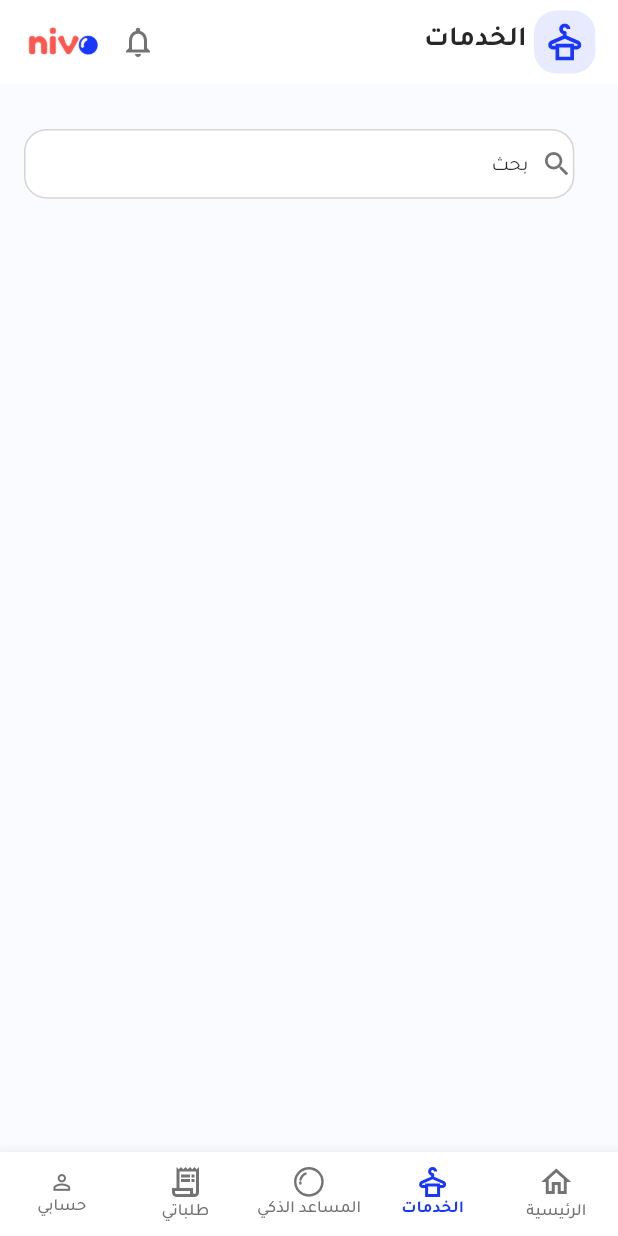
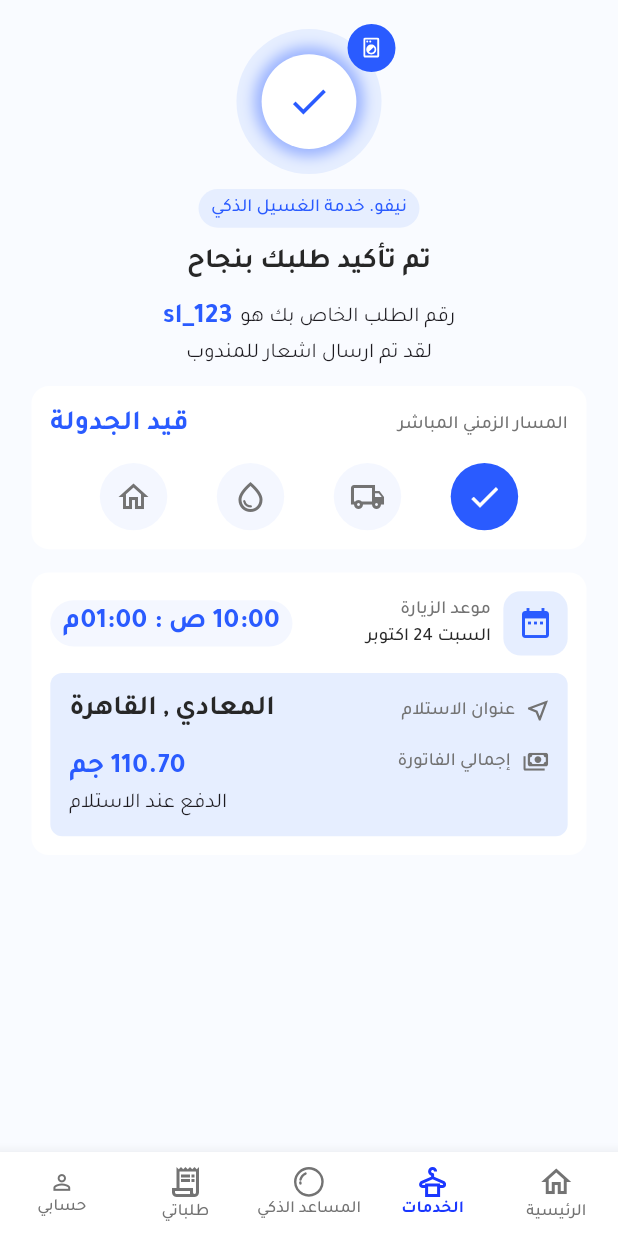
Before and after one commit to DevOraIntern2026/Smart-Laundry_Team4, a Flutter app: the screen it shows after launch, swiped to page 2, on a phone screen of 412 x 824 dp. Run offline on Flutter 3.47's test engine with Material 3 defaults, Android fonts, the phone set to English and light mode, and no system bars; our stand-ins replace flutter_screenutil, flutter_svg, go_router.

Commit message:
added half screen of order confirmation

```diff
--- a/flutter/lib/core/theme/app_colors.dart
+++ b/flutter/lib/core/theme/app_colors.dart
@@ -7,9 +7,12 @@ class AppColors {
   static const Color sunsetOrange = Color(0xFFFFE9E6);
   static const Color red = Color(0xFFA00407);
   static const Color white = Color(0xFFFFFFFF);
+  static const Color white500 = Color(0xFF737373);
+  static const Color white800 = Color(0xFF272727);
   static const Color black = Color(0xFF272727);
   static const Color darkblue = Color(0xFF111827);
   static const Color darkblue50 = Color(0xFFF4F7FF);
+  static const Color darkblue100 = Color(0xFFFE6EEFF);
   static const Color darkblue600 = Color(0xFF2A5BFF);
   static const Color navyBlue = Color(0xFF111827);
   static const Color navyBlue1 = Color(0xFF374151);
--- a/flutter/lib/core/theme/app_text_styles.dart
+++ b/flutter/lib/core/theme/app_text_styles.dart
@@ -109,6 +109,26 @@ class AppTextStyle {
     color: color ?? AppColors.darkblue,
     fontFamily: _fontFamily,
   );
+  static TextStyle f12w500(
+    BuildContext context, {
+    Color? color,
+    FontWeight? fontWeight,
+  }) => TextStyle(
+    fontSize: getResponsiveFontSize(context, fontSize: 12),
+    fontWeight: fontWeight ?? FontWeight.w500,
+    color: color ?? AppColors.darkblue,
+    fontFamily: _fontFamily,
+  );
+  static TextStyle f20w700(
+    BuildContext context, {
+    Color? color,
+    FontWeight? fontWeight,
+  }) => TextStyle(
+    fontSize: getResponsiveFontSize(context, fontSize: 20),
+    fontWeight: fontWeight ?? FontWeight.w700,
+    color: color ?? AppColors.darkblue,
+    fontFamily: _fontFamily,
+  );
 
 
 
--- a/flutter/lib/core/utils/constants/app_assets/app_assets.dart
+++ b/flutter/lib/core/utils/constants/app_assets/app_assets.dart
@@ -16,6 +16,9 @@ class AppAssets {
   static const String sheeld = "assets/Icons/sheeld.svg";
   static const String logout = "assets/Icons/logout.svg";
   static const String streetSign = "assets/Icons/street_sign.svg";
+  static const String smart = "assets/Icons/smart.svg";
+  static const String locationArrow = "assets/Icons/location_arrow.svg";
+  static const String cash = "assets/Icons/cash.svg";
 
 
 
--- a/flutter/lib/features/main_screen.dart
+++ b/flutter/lib/features/main_screen.dart
@@ -2,6 +2,7 @@ import 'package:flutter/material.dart';
 import 'package:flutter/widgets.dart';
 import 'package:smart_laundry/core/widgets/app_bottom_nav_bar.dart';
 import 'package:smart_laundry/features/profile/presentation/views/profile_view.dart';
+import 'package:smart_laundry/features/services/presentation/views/order_confirmed.dart';
 import 'package:smart_laundry/features/services/presentation/views/services_view.dart';
 
 class MainScreen extends StatefulWidget {
@@ -29,7 +30,7 @@ class _MainScreenState extends State<MainScreen> {
           },
           children: [
             ServicesView(),
-            ServicesView(),
+            OrderConfirmed(),
             ServicesView(),
             ServicesView(),
             ProfileView(),
--- /dev/null
+++ b/flutter/lib/features/services/presentation/views/order_confirmed.dart
@@ -0,0 +1,34 @@
+import 'package:flutter/material.dart';
+import 'package:flutter_screenutil/flutter_screenutil.dart';
+import 'package:smart_laundry/features/services/presentation/widgets/order_confirmed_widgets/appointment_time.dart';
+import 'package:smart_laundry/features/services/presentation/widgets/order_confirmed_widgets/confirmation_header.dart';
+import 'package:smart_laundry/features/services/presentation/widgets/order_confirmed_widgets/time_line.dart';
+
+class OrderConfirmed extends StatelessWidget {
+  const OrderConfirmed({super.key});
+
+  @override
+  Widget build(BuildContext context) {
+    return Scaffold(
+      body: SafeArea(
+        child: SingleChildScrollView(
+          child: Center(
+            child: Padding(
+              padding:  EdgeInsets.symmetric(vertical: 20.h, horizontal: 20.w),
+              child: Column(
+                crossAxisAlignment: CrossAxisAlignment.center,
+                children: [
+                  ConfirmationHeader(),
+                  SizedBox(height: 12.h,),
+                  TimeLine(),
+                  SizedBox(height: 16.h,),
+                  AppointmentTime()
+                ],
+              ),
+            ),
+          ),
+        ),
+      ),
+    );
+  }
+}
--- a/flutter/lib/features/services/presentation/views/services_view.dart
+++ b/flutter/lib/features/services/presentation/views/services_view.dart
@@ -1,8 +1,5 @@
 import 'package:flutter/material.dart';
-import 'package:flutter_screenutil/flutter_screenutil.dart';
-import 'package:flutter_svg/flutter_svg.dart';
 import 'package:smart_laundry/core/theme/app_colors.dart';
-import 'package:smart_laundry/core/theme/app_text_styles.dart';
 import 'package:smart_laundry/core/utils/constants/app_assets/app_assets.dart';
 import 'package:smart_laundry/core/utils/constants/app_strings/app_strings.dart';
 import 'package:smart_laundry/core/widgets/custom_app_bar.dart';
--- /dev/null
+++ b/flutter/lib/features/services/presentation/widgets/address_appointment_details.dart
@@ -0,0 +1,71 @@
+import 'package:flutter/material.dart';
+import 'package:flutter_screenutil/flutter_screenutil.dart';
+import 'package:flutter_svg/flutter_svg.dart';
+import 'package:smart_laundry/core/theme/app_colors.dart';
+import 'package:smart_laundry/core/theme/app_text_styles.dart';
+import 'package:smart_laundry/core/utils/constants/app_assets/app_assets.dart';
+
+class AddressAppointmentDetails extends StatelessWidget {
+  const AddressAppointmentDetails({super.key});
+
+  @override
+  Widget build(BuildContext context) {
+    return Container(
+      padding: EdgeInsets.symmetric(horizontal: 12.w, vertical: 12.h),
+      decoration: BoxDecoration(
+        color: AppColors.darkblue100,
+        borderRadius: BorderRadius.circular(8),
+      ),
+      child: Column(
+        children: [
+          Row(
+            mainAxisAlignment: MainAxisAlignment.spaceBetween,
+            children: [
+              Row(
+                children: [
+                  SvgPicture.asset(AppAssets.locationArrow),
+                  SizedBox(width: 8.w),
+                  Text(
+                    "عنوان الاستلام",
+                    style: AppTextStyle.f12w500(
+                      context,
+                      color: AppColors.white500,
+                    ),
+                  ),
+                ],
+              ),
+              Text("المعادي , القاهرة", style: AppTextStyle.f12w700(context, color: AppColors.white800),)
+            ],
+          ),
+          SizedBox(height: 12.h,),
+          Row(
+            mainAxisAlignment: MainAxisAlignment.spaceBetween,
+            crossAxisAlignment: CrossAxisAlignment.start,
+            children: [
+              Row(
+                children: [
+                  SvgPicture.asset(AppAssets.cash),
+                  SizedBox(width: 8.w),
+                  Text(
+                    "إجمالي الفاتورة",
+                    style: AppTextStyle.f12w500(
+                      context,
+                      color: AppColors.white500,
+                    ),
+                  ),
+                ],
+              ),
+              Column(
+              crossAxisAlignment: CrossAxisAlignment.end,
+                children: [
+                  Text("110.70 جم", style: AppTextStyle.f12w700(context, color: AppColors.darkblue600),),
+                  Text("الدفع عند الاستلام"),
+                ],
+              )
+            ],
+          ),
+        ],
+      ),
+    );
+  }
+}
--- /dev/null
+++ b/flutter/lib/features/services/presentation/widgets/order_confirmed_widgets/appointment_time.dart
@@ -0,0 +1,74 @@
+import 'package:flutter/material.dart';
+import 'package:flutter_screenutil/flutter_screenutil.dart';
+import 'package:smart_laundry/core/theme/app_colors.dart';
+import 'package:smart_laundry/core/theme/app_text_styles.dart';
+import 'package:smart_laundry/features/services/presentation/widgets/address_appointment_details.dart';
+
+class AppointmentTime extends StatelessWidget {
+  const AppointmentTime({super.key});
+
+  @override
+  Widget build(BuildContext context) {
+    return Container(
+      padding: EdgeInsets.all(12.w),
+      width: double.infinity,
+      decoration: BoxDecoration(
+        color: AppColors.white,
+        borderRadius: BorderRadius.circular(12.r),
+      ),
+      child: Column(
+        children: [
+          Row(
+            mainAxisAlignment: MainAxisAlignment.spaceBetween,
+            children: [
+              Row(
+                children: [
+                  _iconBox(Icons.date_range_outlined),
+                  SizedBox(width: 8.w),
+
+                  Column(
+                    crossAxisAlignment: CrossAxisAlignment.start,
+                    children: [
+                      Text(
+                        "موعد الزيارة",
+                        style: AppTextStyle.f12w500(
+                          context,
+                          color: AppColors.white500,
+                        ),
+                      ),
+                      Text("السبت 24 اكتوبر", style: AppTextStyle.f12w500(context, color: AppColors.white800),),
+                    ],
+                  ),
+                ],
+              ),
+
+              Container(
+                padding: EdgeInsets.symmetric(horizontal: 8.w, vertical: 2.h),
+                decoration: BoxDecoration(
+                  color: AppColors.darkblue50,
+                  borderRadius: BorderRadius.circular(50.r),
+                ),
+                child: Text("10:00 ص : 01:00م", style: AppTextStyle.f12w700(context, color: AppColors.darkblue600),),
+              )
+            ],
+          ),
+          SizedBox(height: 12.h,),
+          AddressAppointmentDetails(
+
+          )
+        ],
+      ),
+    );
+  }
+
+  Widget _iconBox(IconData icon) {
+    return Container(
+      padding: EdgeInsets.all(9.w),
+      decoration: BoxDecoration(
+        color: AppColors.darkblue100,
+        borderRadius: BorderRadius.circular(12.r),
+      ),
+      child: Icon(Icons.date_range, color: AppColors.darkblue600),
+    );
+  }
+}
--- /dev/null
+++ b/flutter/lib/features/services/presentation/widgets/order_confirmed_widgets/confirmation_header.dart
@@ -0,0 +1,43 @@
+import 'package:flutter/material.dart';
+import 'package:flutter_screenutil/flutter_screenutil.dart';
+import 'package:smart_laundry/core/theme/app_colors.dart';
+import 'package:smart_laundry/core/theme/app_text_styles.dart';
+import 'package:smart_laundry/features/services/presentation/widgets/order_confirmed_widgets/confirmation_icon.dart';
+
+class ConfirmationHeader extends StatelessWidget {
+  const ConfirmationHeader({super.key});
+
+  @override
+  Widget build(BuildContext context) {
+    return Column(
+      crossAxisAlignment: CrossAxisAlignment.center,
+      children: [
+        ConfirmationIcon(),
+        SizedBox(height: 10,),
+        Container(
+          padding: EdgeInsets.symmetric(horizontal: 8.w, vertical: 4.h),
+          decoration: BoxDecoration(
+            color: AppColors.darkblue100,
+            borderRadius: BorderRadius.circular(50.r)
+          ),
+          child: Text("نيفو. خدمة الغسيل الذكي", style: AppTextStyle.f12w500(context, color: AppColors.darkblue600),),
+        ),
+        SizedBox(height: 10,),
+        Text("تم تأكيد طلبك بنجاح", style: AppTextStyle.heading(context),),
+
+        SizedBox(height: 10,),
+        Column(children: [
+          Row(
+            mainAxisAlignment: MainAxisAlignment.center,
+            children: [
+              Text("رقم الطلب الخاص بك هو"),
+              SizedBox(width: 5.w,),
+              Text("sl_123", style: AppTextStyle.f12w700(context, color: AppColors.darkblue600),),
+            ],
+          ),
+          Text("لقد تم ارسال اشعار للمندوب")
+        ],)
+      ],
+    );
+  }
+}
--- /dev/null
+++ b/flutter/lib/features/services/presentation/widgets/order_confirmed_widgets/confirmation_icon.dart
@@ -0,0 +1,59 @@
+import 'package:flutter/material.dart';
+import 'package:flutter_screenutil/flutter_screenutil.dart';
+import 'package:flutter_svg/svg.dart';
+import 'package:smart_laundry/core/theme/app_colors.dart';
+import 'package:smart_laundry/core/utils/constants/app_assets/app_assets.dart';
+
+class ConfirmationIcon extends StatelessWidget {
+  const ConfirmationIcon({super.key, this.onTap});
+
+  final void Function()? onTap;
+
+  @override
+  Widget build(BuildContext context) {
+    return Stack(
+      clipBehavior: Clip.none,
+      children: [
+        Container(
+          padding: EdgeInsets.all(16.w),
+          width: 100.w,
+          height: 100.h,
+          decoration: BoxDecoration(
+            color: AppColors.darkblue100,
+            shape: BoxShape.circle
+          ),
+          child: Container(
+            width: 60.w,
+            height: 60.h,
+            decoration: BoxDecoration(
+              color: AppColors.white,
+              shape: BoxShape.circle,
+              boxShadow: [BoxShadow(
+                color: AppColors.darkblue600.withOpacity(0.4),
+            spreadRadius: 5,
+            blurRadius: 7,
+            offset: Offset(0, 0)
+              )]
+
+            ),
+            child: Icon(Icons.check, color: AppColors.darkblue600, size: 30,),
+          ),
+        ),
+        Positioned(
+          top: -5.h,
+          right: -5.w,
+          child: InkWell(
+            onTap: onTap,
+            child: Container(
+              padding: EdgeInsets.all(10.w),
+              decoration: BoxDecoration(
+                color: AppColors.darkblue600,
+                shape: BoxShape.circle
+              ),
+              child: SvgPicture.asset(AppAssets.smart),
+                    ),
+          ))
+      ],
+    );
+  }
+}
--- /dev/null
+++ b/flutter/lib/features/services/presentation/widgets/order_confirmed_widgets/time_line.dart
@@ -0,0 +1,52 @@
+import 'package:flutter/material.dart';
+import 'package:flutter_screenutil/flutter_screenutil.dart';
+import 'package:smart_laundry/core/theme/app_colors.dart';
+import 'package:smart_laundry/core/theme/app_text_styles.dart';
+
+class TimeLine extends StatelessWidget {
+  const TimeLine({super.key});
+
+  @override
+  Widget build(BuildContext context) {
+    return Container(
+      padding: EdgeInsets.all(12.w),
+      width: double.infinity,
+      decoration: BoxDecoration(
+        color: AppColors.white,
+        borderRadius: BorderRadius.circular(12.r),
+      ),
+      child: Column(
+        children: [
+          Row(
+            mainAxisAlignment: MainAxisAlignment.spaceBetween,
+            children: [
+              Text("المسار الزمني المباشر", style: AppTextStyle.f12w500(context, color: AppColors.white500),),
+              Text("قيد الجدولة", style: AppTextStyle.f12w700(context,color: AppColors.darkblue600),),
+            ],
+          ),
+          SizedBox(height: 12.h,),
+          Row(
+            mainAxisAlignment: MainAxisAlignment.spaceEvenly,
+            children: [
+              _buildIconCircle(icon: Icons.check, isActive: true),
+              _buildIconCircle(icon: Icons.local_shipping_outlined),
+              _buildIconCircle(icon: Icons.water_drop_outlined),
+              _buildIconCircle(icon: Icons.home_outlined),
+            ],
+          )
+        ],
+      ),
+    );
+  }
+
+  Widget _buildIconCircle({ required IconData icon ,bool isActive = false}){
+    return Container(
+      padding: EdgeInsets.all(10.w),
+      decoration: BoxDecoration(
+        color: isActive? AppColors.darkblue600: AppColors.darkblue50,
+        shape: BoxShape.circle
+      ),
+      child: Icon(icon, color: isActive? AppColors.white: AppColors.white500,),
+    );
+  }
+}
```
Also changed, not shown: flutter/assets/Icons/cash.svg (added), flutter/assets/Icons/location_arrow.svg (added), flutter/assets/Icons/smart.svg (added).
